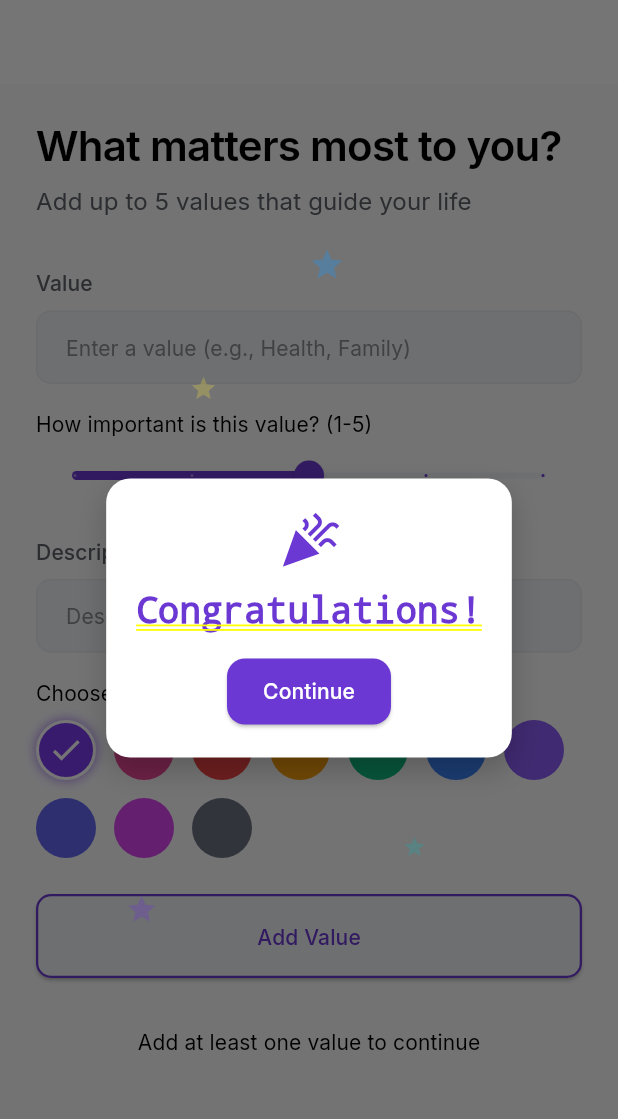
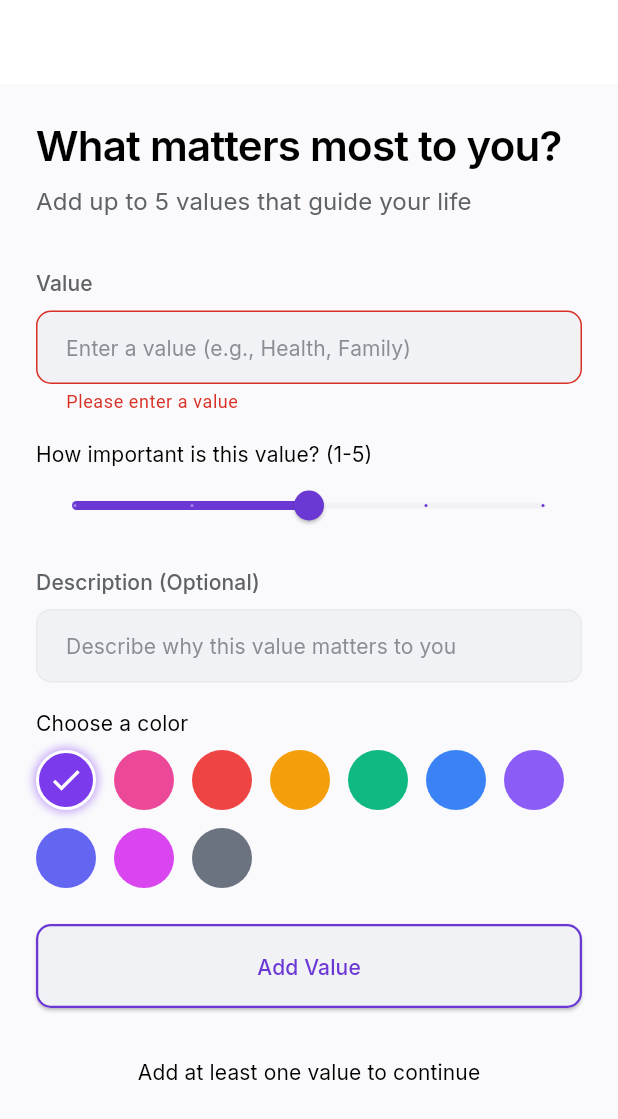
Before and after one commit to jwgillispie/tug, a Flutter app: the ValuesInputScreen screen opened by its route, after a tap on "Add Value", on a phone screen of 412 x 824 dp. Shown: the top 1119 px of the screen. Run offline on Flutter 3.47's test engine with Material 3 defaults, Android fonts, the phone set to English and light mode, and no system bars; our stand-ins replace cloud_firestore, dio, equatable, firebase_auth, firebase_core, flutter_bloc and 5 more; accounts and stored records are empty; generated files the repository leaves out were written again; network calls fail.

Commit message:
clean celly for first value created

```diff
--- a/tug/lib/screens/values/values_input_screen.dart
+++ b/tug/lib/screens/values/values_input_screen.dart
@@ -2,13 +2,12 @@
 import 'package:flutter/material.dart';
 import 'package:flutter_bloc/flutter_bloc.dart';
 import 'package:go_router/go_router.dart';
-import 'package:shared_preferences/shared_preferences.dart';
 import 'package:tug/blocs/values/bloc/values_bloc.dart';
 import 'package:tug/blocs/values/bloc/values_event.dart';
 import 'package:tug/blocs/values/bloc/values_state.dart';
 import 'package:tug/widgets/values/color_picker.dart';
 import 'package:tug/widgets/values/edit_value_dialog.dart';
-import 'package:tug/widgets/values/first_value_celebration.dart'; // Import the new widget
+import 'package:tug/widgets/values/first_value_celebration.dart';
 import '../../models/value_model.dart';
 import '../../utils/theme/colors.dart';
 import '../../utils/theme/buttons.dart';
@@ -28,33 +27,18 @@ class _ValuesInputScreenState extends State<ValuesInputScreen> {
   double _currentImportance = 3;
   String _selectedColor = '#7C3AED'; // Default to purple
   bool _isLoading = false;
-  bool _showCelebration = false; // Track if we should show the celebration animation
-  String _newValueName = ''; // Track the name of the first value for the celebration
-  bool _isFirstLoad = true; // Track if this is the first load of the app
+  bool _showCelebration = false;
+  String _newValueName = '';
+
+  // Keep track of previous state to detect transitions
+  int _previousValueCount = 0;
+  bool _isFirstLoad = true;
 
   @override
   void initState() {
     super.initState();
     // Load values when screen is initialized
     context.read<ValuesBloc>().add(LoadValues());
-    // Check if this is the user's first time adding a value
-    _checkFirstValueStatus();
-  }
-
-  // Check if the user has already added a value before
-  Future<void> _checkFirstValueStatus() async {
-    SharedPreferences prefs = await SharedPreferences.getInstance();
-    bool hasAddedFirstValue = prefs.getBool('has_added_first_value') ?? false;
-    setState(() {
-      // We'll only show the celebration if they haven't added a value before
-      _showCelebration = !hasAddedFirstValue;
-    });
-  }
-
-  // Mark that the user has added their first value
-  Future<void> _markFirstValueAdded() async {
-    SharedPreferences prefs = await SharedPreferences.getInstance();
-    await prefs.setBool('has_added_first_value', true);
   }
 
   @override
@@ -73,8 +57,8 @@ class _ValuesInputScreenState extends State<ValuesInputScreen> {
         color: _selectedColor,
       );
 
-      // Store the name of the newly added value if it's their first
-      final String valueNameForCelebration = _valueController.text.trim();
+      // Store the name of the newly added value for celebration
+      _newValueName = _valueController.text.trim();
 
       // Add the value via BLoC
       context.read<ValuesBloc>().add(AddValue(newValue));
@@ -86,9 +70,6 @@ class _ValuesInputScreenState extends State<ValuesInputScreen> {
         _currentImportance = 3;
         _selectedColor = '#7C3AED'; // Reset to default purple
       });
-
-      // We'll check if we should show the celebration when the state updates
-      // in the BlocListener, not right away
     }
   }
 
@@ -97,14 +78,14 @@ class _ValuesInputScreenState extends State<ValuesInputScreen> {
     context.go('/home');
   }
 
-  // New method to hide the celebration overlay
+  // Method to hide the celebration overlay
   void _dismissCelebration() {
     setState(() {
       _showCelebration = false;
     });
   }
 
-  // New method to show the edit dialog using our new widget
+  // Method to show the edit dialog
   void _showEditDialog(BuildContext context, ValueModel value) {
     showDialog(
       context: context,
@@ -135,26 +116,21 @@ class _ValuesInputScreenState extends State<ValuesInputScreen> {
 
         // Check if values were successfully loaded
         if (state is ValuesLoaded) {
-          // Only show celebration when transitioning from 0 to 1 value
-          // We need to track if this is a new value being added vs. app startup
+          final currentValues = state.values.where((v) => v.active).toList();
+          final currentCount = currentValues.length;
 
-          // If this is their first value and they CAN see the celebration
-          if (state.values.length == 1 && _showCelebration) {
-            // But ONLY show it if this isn't the first load of the app
-            // (i.e., only show when they actually add the value, not when loading existing values)
-            if (!_isFirstLoad) {
-              setState(() {
-                _newValueName = state.values.first.name;
-                // Show the celebration overlay
-                _showCelebration = true;
-              });
-
-              // Mark that they've added their first value to not show again
-              _markFirstValueAdded();
-            }
+          // Detect transition from 0 to 1 values, but not on first load
+          if (currentCount == 1 && _previousValueCount == 0 && !_isFirstLoad) {
+            setState(() {
+              _showCelebration = true;
+              _newValueName = currentValues.first.name;
+            });
           }
 
-          // After first load, mark that subsequent state changes aren't initial loads
+          // Store the current count for next comparison
+          _previousValueCount = currentCount;
+
+          // After first load, mark that we're no longer in initial load
           if (_isFirstLoad) {
             _isFirstLoad = false;
           }
@@ -353,19 +329,11 @@ class _ValuesInputScreenState extends State<ValuesInputScreen> {
             ),
           ),
 
-          // Show the celebration overlay if this is the first value added
+          // Show the celebration overlay if we just added the first value
           if (_showCelebration)
-            BlocBuilder<ValuesBloc, ValuesState>(
-              builder: (context, state) {
-                String valueName = 'Your First Value';
-                if (state is ValuesLoaded && state.values.isNotEmpty) {
-                  valueName = state.values.first.name;
-                }
-                return FirstValueCelebration(
-                  valueName: valueName,
-                  onDismiss: _dismissCelebration,
-                );
-              },
+            FirstValueCelebration(
+              valueName: _newValueName,
+              onDismiss: _dismissCelebration,
             ),
         ],
       ),
--- a/tug/lib/utils/theme/colors.dart
+++ b/tug/lib/utils/theme/colors.dart
@@ -17,7 +17,7 @@ class TugColors {
   static const lightTextPrimary = Color(0xFF202124);
   static const lightTextSecondary = Color(0xFF5F6368);
   static const lightBorder = Color(0xFFE8EAED);
-  static const tertiaryGold = Color(0x00ffd700);
+  static const tertiaryGold = Color.fromARGB(238, 186, 162, 30);
 
   // Dark Theme Neutrals - more refined
   static const darkBackground = Color(0xFF202124);
--- a/tug/lib/widgets/values/first_value_celebration.dart
+++ b/tug/lib/widgets/values/first_value_celebration.dart
@@ -2,6 +2,7 @@
 import 'package:flutter/material.dart';
 import 'dart:math';
 import '../../utils/theme/colors.dart';
+import '../../utils/theme/buttons.dart';
 
 class FirstValueCelebration extends StatefulWidget {
   final String valueName;
@@ -23,21 +24,9 @@ class _FirstValueCelebrationState extends State<FirstValueCelebration>
   late Animation<double> _scaleAnimation;
   late Animation<double> _opacityAnimation;
 
-  // For sparkle effect
-  final List<Offset> _sparkles = [];
-  final Random _random = Random();
-
   @override
   void initState() {
     super.initState();
-
-    // Generate random sparkle positions
-    for (int i = 0; i < 50; i++) {
-      _sparkles.add(Offset(
-        _random.nextDouble() * 400 - 200,
-        _random.nextDouble() * 400 - 200
-      ));
-    }
 
     // Initialize animation controller
     _animationController = AnimationController(
@@ -63,8 +52,7 @@ class _FirstValueCelebrationState extends State<FirstValueCelebration>
 
     // Opacity animation for the card
     _opacityAnimation = Tween<double>(
-      begin:
-      0.0,
+      begin: 0.0,
       end: 1.0,
     ).animate(
       CurvedAnimation(
@@ -85,82 +73,17 @@ class _FirstValueCelebrationState extends State<FirstValueCelebration>
     super.dispose();
   }
 
-  // Helper method to create a sparkle animation
-  Widget _buildSparkle(Color color, double scale) {
-    return AnimatedBuilder(
-      animation: _animationController,
-      builder: (context, child) {
-        // Stagger the sparkle animations
-        final delay = scale * 0.2;
-        final sparkleProgress = (_animationController.value - delay).clamp(0.0, 1.0);
-
-        // Create growing and fading effect
-        final opacity = sparkleProgress < 0.2
-            ? sparkleProgress * 5 // fade in
-            : 1.0 - ((sparkleProgress - 0.2) / 0.8); // fade out
-
-        // Size animation grows then shrinks
-        final sizeFactor = sparkleProgress < 0.3
-            ? sparkleProgress * 3.33 // grow
-            : 1.0 - ((sparkleProgress - 0.3) * 0.5); // shrink slowly
-
-        return Opacity(
-          opacity: opacity,
-          child: Transform.scale(
-            scale: sizeFactor * scale,
-            child: Icon(
-              Icons.star,
-              color: color,
-              size: 24,
-            ),
-          ),
-        );
-      },
-    );
-  }
-
   @override
   Widget build(BuildContext context) {
     final isDarkMode = Theme.of(context).brightness == Brightness.dark;
 
-    return Container(
+    return Material(
+      type: MaterialType.transparency,
+      child: Container(
         color: Colors.black54,
-      child: Stack(
-        children: [
-          // Simpler sparkle effect using just a few positioned containers
-          Positioned(
-            left: MediaQuery.of(context).size.width * 0.3,
-            top: MediaQuery.of(context).size.height * 0.3,
-            child: _buildSparkle(Colors.yellow, 1.0),
-          ),
-          Positioned(
-            right: MediaQuery.of(context).size.width * 0.25,
-            top: MediaQuery.of(context).size.height * 0.4,
-            child: _buildSparkle(Colors.pink, 0.8),
-          ),
-          Positioned(
-            left: MediaQuery.of(context).size.width * 0.2,
-            bottom: MediaQuery.of(context).size.height * 0.25,
-            child: _buildSparkle(TugColors.primaryPurple, 1.2),
-          ),
-          Positioned(
-            right: MediaQuery.of(context).size.width * 0.3,
-            bottom: MediaQuery.of(context).size.height * 0.3,
-            child: _buildSparkle(TugColors.secondaryTeal, 0.9),
-          ),
-          Positioned(
-            left: MediaQuery.of(context).size.width * 0.5,
-            top: MediaQuery.of(context).size.height * 0.2,
-            child: _buildSparkle(Colors.blue, 1.3),
-          ),
-          Positioned(
-            right: MediaQuery.of(context).size.width * 0.4,
-            top: MediaQuery.of(context).size.height * 0.5,
-            child: _buildSparkle(TugColors.primaryPurple, 1.1),
-          ),
-
-          // Celebration card with animation
-          Center(
+        width: double.infinity,
+        height: double.infinity,
+        child: Center(
           child: AnimatedBuilder(
             animation: _animationController,
             builder: (context, child) {
@@ -172,10 +95,9 @@ class _FirstValueCelebrationState extends State<FirstValueCelebration>
                 ),
               );
             },
-              child: SingleChildScrollView(
             child: Container(
-                  margin: const EdgeInsets.symmetric(horizontal: 24, vertical: 32),
-                  padding: const EdgeInsets.all(20),
+              margin: const EdgeInsets.symmetric(horizontal: 24),
+              padding: const EdgeInsets.all(24),
               decoration: BoxDecoration(
                 color: isDarkMode ? TugColors.darkSurface : Colors.white,
                 borderRadius: BorderRadius.circular(16),
@@ -190,35 +112,84 @@ class _FirstValueCelebrationState extends State<FirstValueCelebration>
               child: Column(
                 mainAxisSize: MainAxisSize.min,
                 children: [
-                      const Icon(
-                        Icons.celebration,
+                  // Top icon in a circular container
+                  CircleAvatar(
+                    backgroundColor: TugColors.primaryPurple.withOpacity(0.2),
+                    radius: 36,
+                    child: const Icon(
+                      Icons.flag_circle,
                       color: TugColors.primaryPurple,
                       size: 42,
                     ),
-                      const SizedBox(height: 12),
-                      const Text(
-                        'Congratulations!',
+                  ),
+                  const SizedBox(height: 24),
+
+                  // Main title text - explicitly setting all text styles to avoid inheritance
+                  DefaultTextStyle(
+                    style: const TextStyle(), // Reset any inherited styles
+                    child: RichText(
+                      textAlign: TextAlign.center,
+                      text: TextSpan(
+                        text: 'Congrats on your first value!',
                         style: TextStyle(
-                          fontSize: 24,
+                          fontSize: 28,
                           fontWeight: FontWeight.bold,
-                          color: TugColors.primaryPurple,
+                          color: isDarkMode ? Colors.white : TugColors.primaryPurple,
+                          decoration: TextDecoration.none,
                         ),
                       ),
+                    ),
+                  ),
+
                   const SizedBox(height: 16),
-                      ElevatedButton(
+
+                  // Subtitle with no decoration
+                  DefaultTextStyle(
+                    style: const TextStyle(), // Reset any inherited styles
+                    child: RichText(
+                      textAlign: TextAlign.center,
+                      text: TextSpan(
+                        text: 'You just took your first step toward becoming more aligned with your true self. Get tuggin!',
+                        style: TextStyle(
+                          fontSize: 16,
+                          color: isDarkMode ? Colors.grey[300] : Colors.grey[700],
+                          fontWeight: FontWeight.normal,
+                          decoration: TextDecoration.none,
+                        ),
+                      ),
+                    ),
+                  ),
+
+                  const SizedBox(height: 32),
+
+                  // Button with custom styles
+                  SizedBox(
+                    width: double.infinity,
+                    child: ElevatedButton(
                       style: ElevatedButton.styleFrom(
                         backgroundColor: TugColors.primaryPurple,
                         foregroundColor: Colors.white,
                         padding: const EdgeInsets.symmetric(
-                            horizontal: 24,
-                            vertical: 12,
+                          vertical: 16,
                         ),
                         shape: RoundedRectangleBorder(
                           borderRadius: BorderRadius.circular(12),
                         ),
                       ),
                       onPressed: widget.onDismiss,
-                        child: const Text('Continue'),
+                      child: const DefaultTextStyle(
+                        style: TextStyle(), // Reset any inherited styles
+                        child: Text(
+                          'Let\'s Do This!',
+                          style: TextStyle(
+                            fontSize: 16,
+                            fontWeight: FontWeight.bold,
+                            color: Colors.white,
+                            decoration: TextDecoration.none,
+                          ),
+                        ),
+                      ),
+                    ),
                   ),
                 ],
               ),
@@ -226,8 +197,6 @@ class _FirstValueCelebrationState extends State<FirstValueCelebration>
           ),
         ),
       ),
-        ],
-      ),
     );
   }
 }
```
Lines whose indentation alone changed are shown as unchanged.
